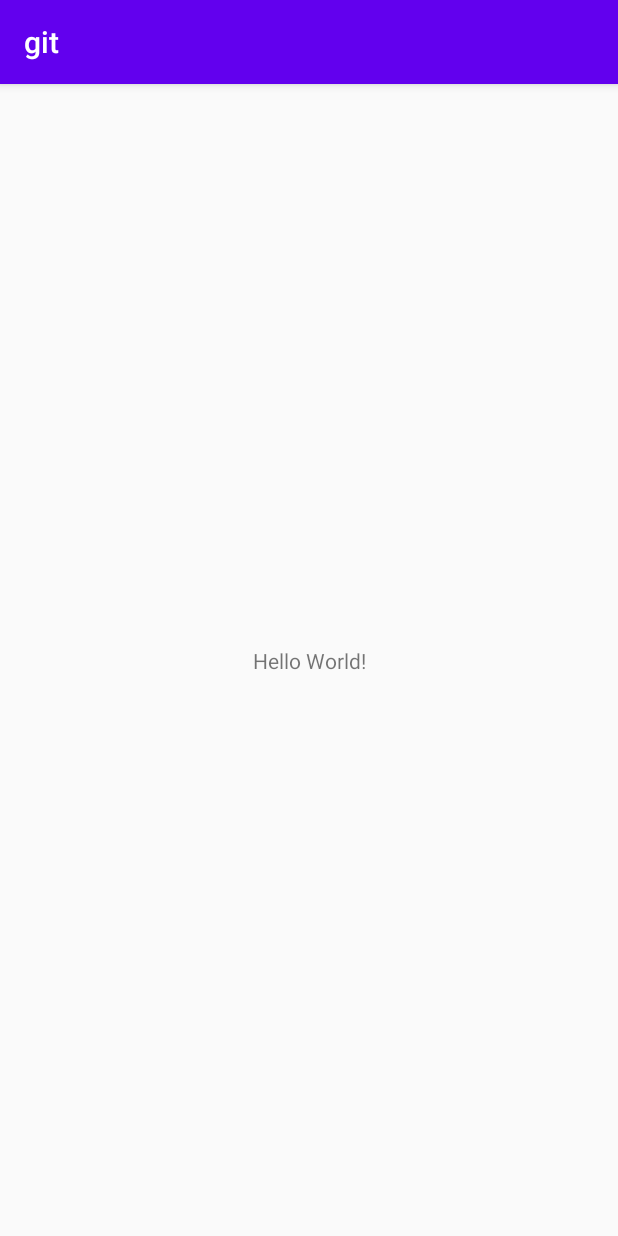
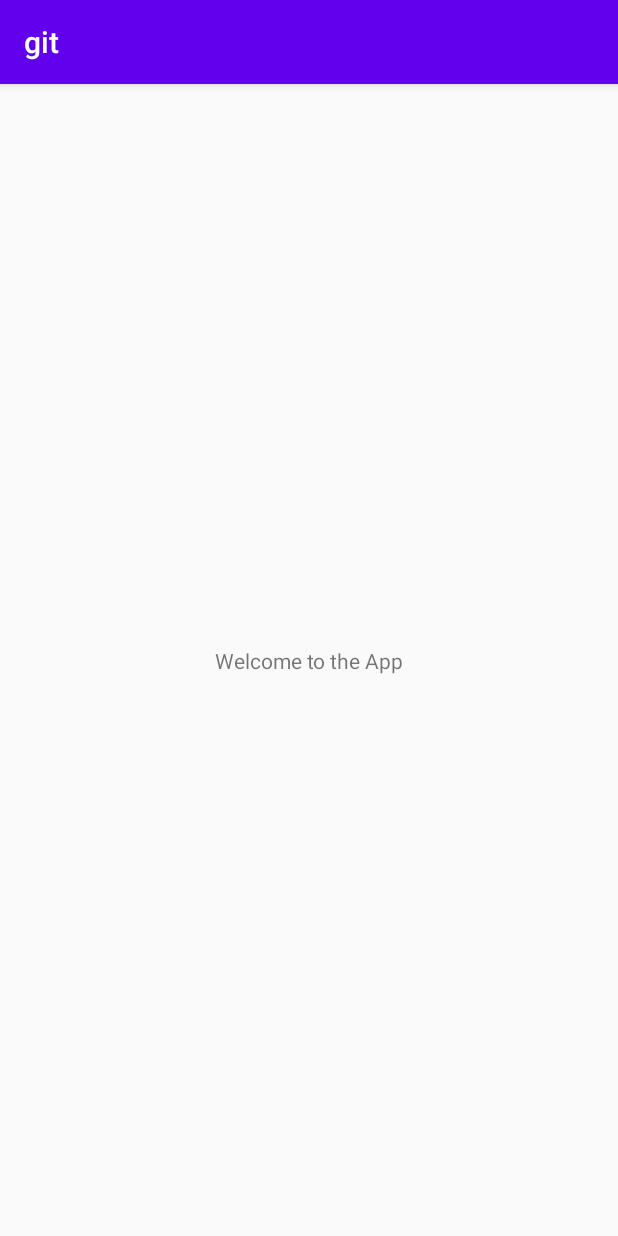
Before and after one commit to investblitz/git, an Android app: the screen it shows after launch (MainActivity), on a phone screen of 412 x 824 dp. Run offline under Robolectric (Android 15) with nearby library versions, the phone set to English and light mode, and no system bars; 1 statement that could not run was skipped.

```diff
--- a/app/src/main/java/com/example/git/MainActivity.kt
+++ b/app/src/main/java/com/example/git/MainActivity.kt
@@ -2,15 +2,19 @@ package com.example.git
 
 import androidx.appcompat.app.AppCompatActivity
 import android.os.Bundle
+import android.widget.Toast
 
 class MainActivity : AppCompatActivity() {
     override fun onCreate(savedInstanceState: Bundle?) {
         super.onCreate(savedInstanceState)
         setContentView(R.layout.activity_main)
-        //adicionei metoda A
+        Toast.makeText( context: this, R.string.welcome, Toast.LENGH_SHORT).show()
 
-        // add method B
+        /*
+        adicionei metoda A
+        add method B
+        ADD METHOD C
+        */
 
-        // ADD METHOD C
     }
 }
--- a/app/src/main/res/layout/activity_main.xml
+++ b/app/src/main/res/layout/activity_main.xml
@@ -9,7 +9,7 @@
     <TextView
         android:layout_width="wrap_content"
         android:layout_height="wrap_content"
-        android:text="Hello World!"
+        android:text="@string/Welcome"
         app:layout_constraintBottom_toBottomOf="parent"
         app:layout_constraintLeft_toLeftOf="parent"
         app:layout_constraintRight_toRightOf="parent"
--- a/app/src/main/res/values/strings.xml
+++ b/app/src/main/res/values/strings.xml
@@ -1,3 +1,4 @@
 <resources>
     <string name="app_name">git</string>
+    <string name="Welcome" translatable="false">Welcome to the App</string>
 </resources>
```
Also changed, not shown: 1 other file.
